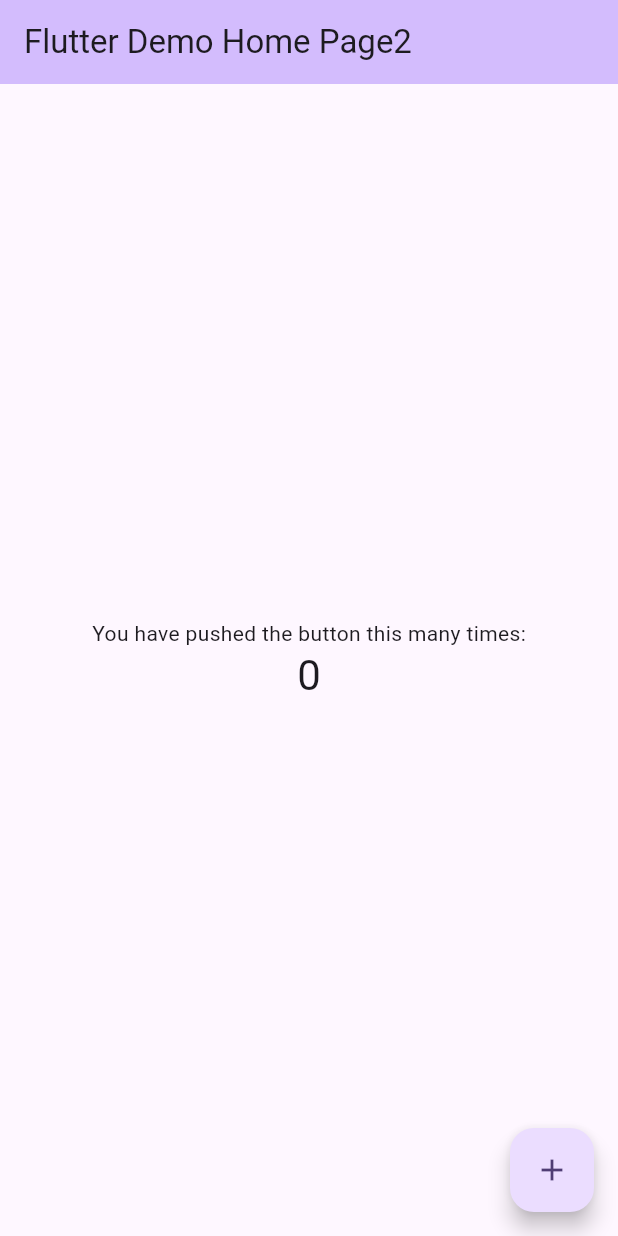
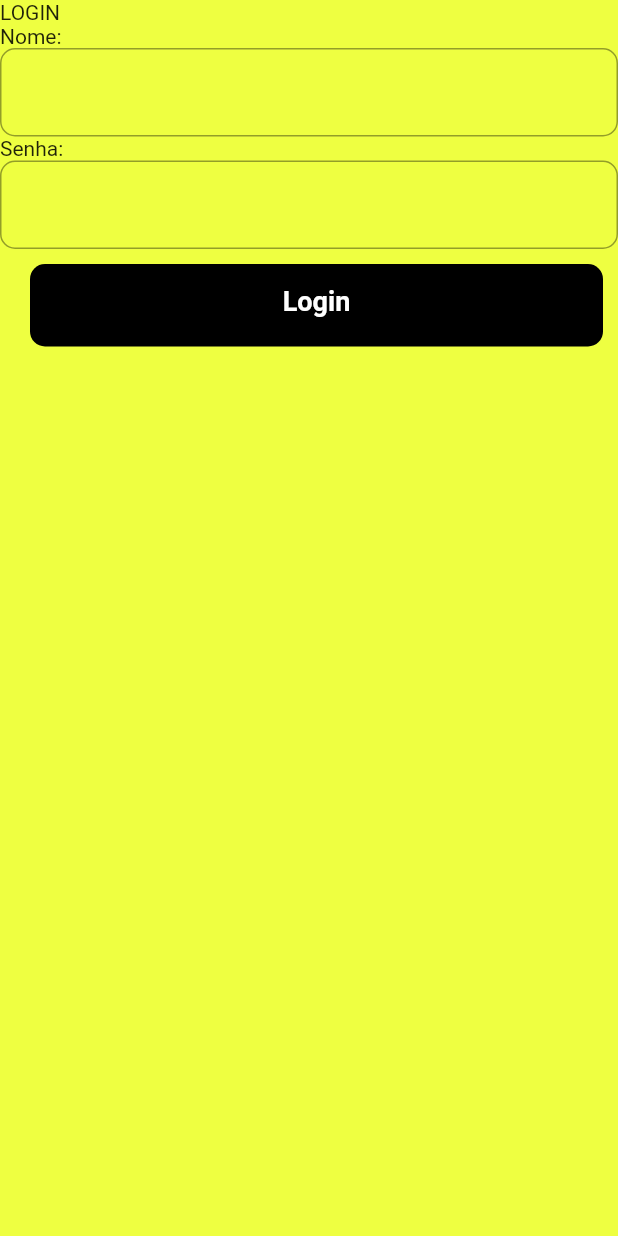
Before and after one commit to MikaelStrapazzon/PDM-flutter, a Flutter app: the screen it shows after launch, on a phone screen of 412 x 824 dp. Run offline on Flutter 3.47's test engine with Material 2 defaults, Android fonts, the phone set to English and light mode, and no system bars.

Commit message:
Tela de login init

```diff
--- /dev/null
+++ b/lib/components/Button/Button.dart
@@ -0,0 +1,35 @@
+import 'package:flutter/material.dart';
+
+class Button extends StatelessWidget {
+  final Function()? onPressed;
+  final String buttonText;
+  const Button({super.key, required this.onPressed, required this.buttonText});
+
+  @override
+  Widget build(BuildContext context) {
+    return GestureDetector(
+      onTap: onPressed,
+      child: Padding(
+        padding: const EdgeInsets.fromLTRB(20, 10, 10, 10),
+        child: Container(
+          padding: const EdgeInsets.fromLTRB(0, 14, 0, 10),
+          height: 55,
+          width: 275,
+          decoration: BoxDecoration(
+            color: Colors.black,
+            borderRadius: BorderRadius.circular(10),
+          ),
+          child: Text(
+            buttonText,
+            textAlign: TextAlign.center,
+            style: const TextStyle(
+              color: Colors.white,
+              fontSize: 18,
+              fontWeight: FontWeight.w600,
+            ),
+          ),
+        ),
+      ),
+    );
+  }
+}
--- a/lib/main.dart
+++ b/lib/main.dart
@@ -1,125 +1,22 @@
 import 'package:flutter/material.dart';
 
+import 'pages/Login/Login.dart';
+
 void main() {
-  runApp(const MyApp());
+  runApp(const Home());
 }
 
-class MyApp extends StatelessWidget {
-  const MyApp({super.key});
+class Home extends StatelessWidget {
+  const Home({super.key});
 
-  // This widget is the root of your application.
   @override
   Widget build(BuildContext context) {
     return MaterialApp(
-      title: 'Flutter Demo',
-      theme: ThemeData(
-        // This is the theme of your application.
-        //
-        // TRY THIS: Try running your application with "flutter run". You'll see
-        // the application has a blue toolbar. Then, without quitting the app,
-        // try changing the seedColor in the colorScheme below to Colors.green
-        // and then invoke "hot reload" (save your changes or press the "hot
-        // reload" button in a Flutter-supported IDE, or press "r" if you used
-        // the command line to start the app).
-        //
-        // Notice that the counter didn't reset back to zero; the application
-        // state is not lost during the reload. To reset the state, use hot
-        // restart instead.
-        //
-        // This works for code too, not just values: Most code changes can be
-        // tested with just a hot reload.
-        colorScheme: ColorScheme.fromSeed(seedColor: Colors.deepPurple),
-        useMaterial3: true,
-      ),
-      home: const MyHomePage(title: 'Flutter Demo Home Page2'),
+      debugShowCheckedModeBanner: true,
+      initialRoute: Login.id,
+      routes: {
+        Login.id: (context) => const Login(),
+      },
     );
   }
 }
-
-class MyHomePage extends StatefulWidget {
-  const MyHomePage({super.key, required this.title});
-
-  // This widget is the home page of your application. It is stateful, meaning
-  // that it has a State object (defined below) that contains fields that affect
-  // how it looks.
-
-  // This class is the configuration for the state. It holds the values (in this
-  // case the title) provided by the parent (in this case the App widget) and
-  // used by the build method of the State. Fields in a Widget subclass are
-  // always marked "final".
-
-  final String title;
-
-  @override
-  State<MyHomePage> createState() => _MyHomePageState();
-}
-
-class _MyHomePageState extends State<MyHomePage> {
-  int _counter = 0;
-
-  void _incrementCounter() {
-    setState(() {
-      // This call to setState tells the Flutter framework that something has
-      // changed in this State, which causes it to rerun the build method below
-      // so that the display can reflect the updated values. If we changed
-      // _counter without calling setState(), then the build method would not be
-      // called again, and so nothing would appear to happen.
-      _counter++;
-    });
-  }
-
-  @override
-  Widget build(BuildContext context) {
-    // This method is rerun every time setState is called, for instance as done
-    // by the _incrementCounter method above.
-    //
-    // The Flutter framework has been optimized to make rerunning build methods
-    // fast, so that you can just rebuild anything that needs updating rather
-    // than having to individually change instances of widgets.
-    return Scaffold(
-      appBar: AppBar(
-        // TRY THIS: Try changing the color here to a specific color (to
-        // Colors.amber, perhaps?) and trigger a hot reload to see the AppBar
-        // change color while the other colors stay the same.
-        backgroundColor: Theme.of(context).colorScheme.inversePrimary,
-        // Here we take the value from the MyHomePage object that was created by
-        // the App.build method, and use it to set our appbar title.
-        title: Text(widget.title),
-      ),
-      body: Center(
-        // Center is a layout widget. It takes a single child and positions it
-        // in the middle of the parent.
-        child: Column(
-          // Column is also a layout widget. It takes a list of children and
-          // arranges them vertically. By default, it sizes itself to fit its
-          // children horizontally, and tries to be as tall as its parent.
-          //
-          // Column has various properties to control how it sizes itself and
-          // how it positions its children. Here we use mainAxisAlignment to
-          // center the children vertically; the main axis here is the vertical
-          // axis because Columns are vertical (the cross axis would be
-          // horizontal).
-          //
-          // TRY THIS: Invoke "debug painting" (choose the "Toggle Debug Paint"
-          // action in the IDE, or press "p" in the console), to see the
-          // wireframe for each widget.
-          mainAxisAlignment: MainAxisAlignment.center,
-          children: <Widget>[
-            const Text(
-              'You have pushed the button this many times:',
-            ),
-            Text(
-              '$_counter',
-              style: Theme.of(context).textTheme.headlineMedium,
-            ),
-          ],
-        ),
-      ),
-      floatingActionButton: FloatingActionButton(
-        onPressed: _incrementCounter,
-        tooltip: 'Increment',
-        child: const Icon(Icons.add),
-      ), // This trailing comma makes auto-formatting nicer for build methods.
-    );
-  }
-}
--- /dev/null
+++ b/lib/pages/Login/Login.dart
@@ -0,0 +1,41 @@
+import 'package:flutter/material.dart';
+
+import '../../components/Button/Button.dart';
+
+class Login extends StatelessWidget {
+  static String id = '/LoginPage';
+
+  const Login({super.key});
+
+  @override
+  Widget build(BuildContext context) {
+    return Scaffold(
+      backgroundColor: Colors.limeAccent,
+      body: ListView(
+        children: [
+          const Text("LOGIN"),
+          const Text("Nome:"),
+          TextField(
+            decoration: InputDecoration(
+              border: OutlineInputBorder(
+                borderRadius: BorderRadius.circular(10)
+              )
+            ),
+          ),
+          const Text("Senha:"),
+          TextField(
+            decoration: InputDecoration(
+                border: OutlineInputBorder(
+                    borderRadius: BorderRadius.circular(10)
+                )
+            ),
+          ),
+          Button(
+              onPressed: () {},
+              buttonText: "Login"
+          )
+        ],
+      ),
+    );
+  }
+}
--- a/pubspec.yaml
+++ b/pubspec.yaml
@@ -1,4 +1,4 @@
-name: trabalho1
+name: PDM_flutter
 description: A new Flutter project.
 # The following line prevents the package from being accidentally published to
 # pub.dev using `flutter pub publish`. This is preferred for private packages.
```
Also changed, not shown: 1 other file.
